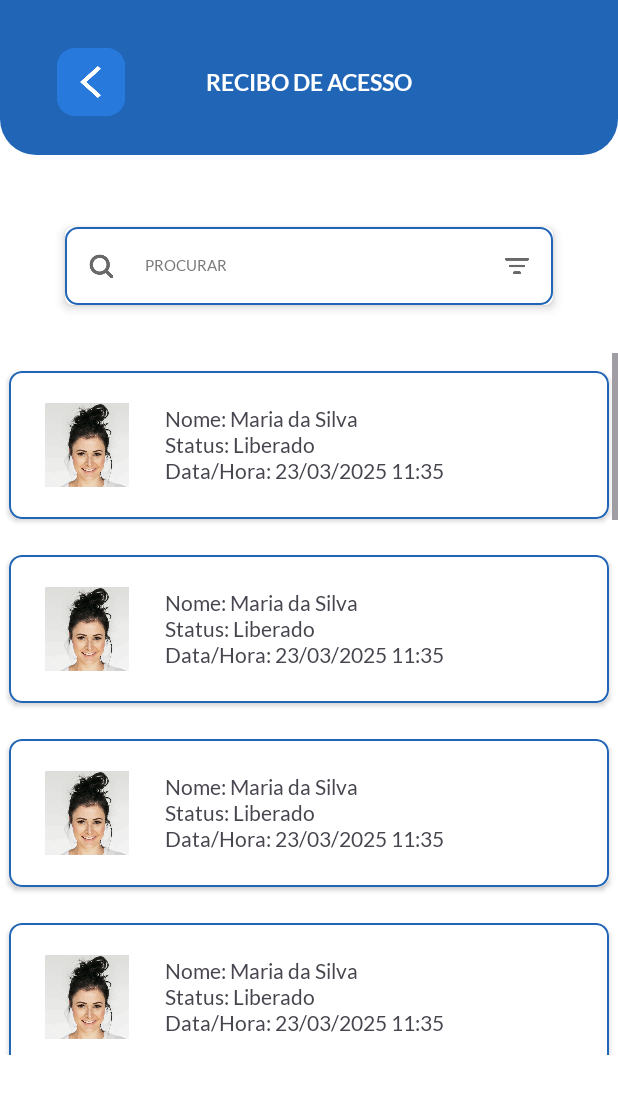
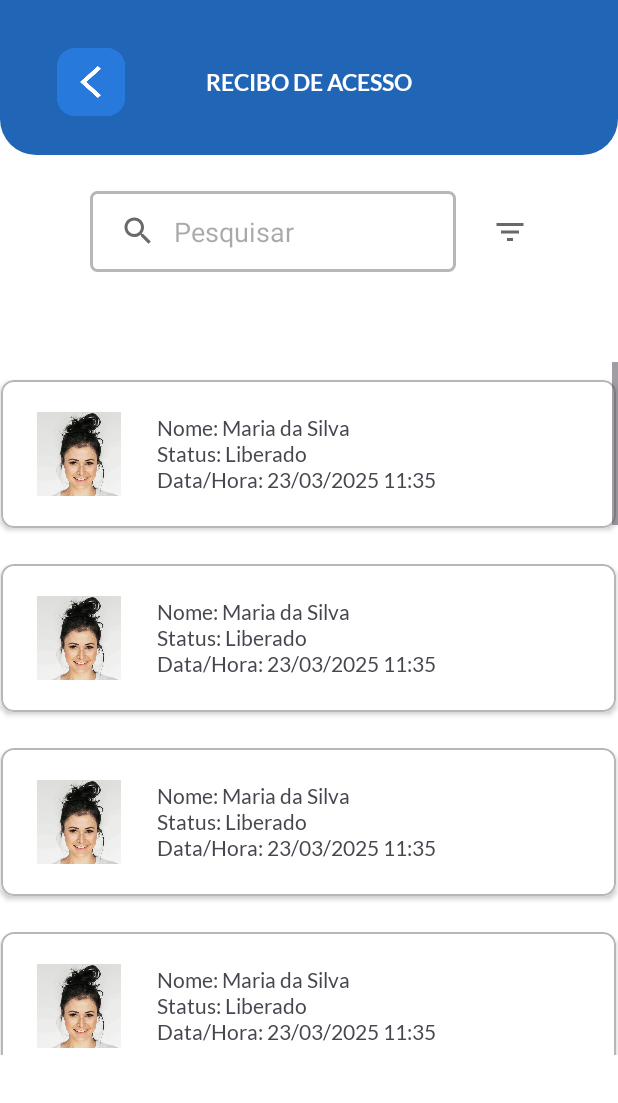
Before and after one commit to JrCGO/FaceGate, an Android app: the ListAcess screen opened directly, with no data from a screen before it, on a phone screen of 412 x 824 dp, the part 133-1236 px from its top. Run offline under Robolectric (Android 15) with nearby library versions, the phone set to English and light mode, and no system bars.

Commit message:
Criação | Lista de Acesso + Filtro

```diff
--- a/app/build.gradle.kts
+++ b/app/build.gradle.kts
@@ -40,6 +40,7 @@ dependencies {
     implementation(libs.androidx.core.ktx)
     implementation(libs.androidx.appcompat)
     implementation(libs.material)
+    implementation ("com.google.android.material:material:1.9.0")
     implementation(libs.androidx.activity)
     implementation(libs.androidx.constraintlayout)
     testImplementation(libs.junit)
--- a/app/src/main/java/com/ahards/facegate/ListAcess.kt
+++ b/app/src/main/java/com/ahards/facegate/ListAcess.kt
@@ -2,7 +2,9 @@ package com.ahards.facegate
 
 import android.content.Intent
 import android.os.Bundle
+import android.view.View
 import android.widget.ImageView
+import android.widget.RadioGroup
 import androidx.appcompat.app.AppCompatActivity
 
 class ListAcess : AppCompatActivity() {
@@ -19,7 +21,17 @@ class ListAcess : AppCompatActivity() {
             overridePendingTransition(R.anim.basic_in, R.anim.basic_out)
         }
 
+        val iconMenuFilter = findViewById<ImageView>(R.id.icon_menu_filter)
+        val radioGroup = findViewById<RadioGroup>(R.id.radioGroup)
 
+        iconMenuFilter.setOnClickListener {
+            // Alternar visibilidade do RadioGroup
+            if (radioGroup.visibility == View.GONE) {
+                radioGroup.visibility = View.VISIBLE
+            } else {
+                radioGroup.visibility = View.GONE
+            }
+        }
 
     }
 }
--- /dev/null
+++ b/app/src/main/res/color/card_color_selector.xml
@@ -0,0 +1,8 @@
+<?xml version="1.0" encoding="utf-8"?>
+<selector xmlns:android="http://schemas.android.com/apk/res/android">
+    <!-- Cor quando pressionado (clicado) -->
+    <item android:color="#0D478C" android:state_pressed="true"/>
+
+    <!-- Cor padrão (quando não está pressionado) -->
+    <item android:color="@android:color/transparent"/>
+</selector>
--- /dev/null
+++ b/app/src/main/res/drawable/background_pesquisar.xml
@@ -0,0 +1,6 @@
+<?xml version="1.0" encoding="utf-8"?>
+<shape xmlns:android="http://schemas.android.com/apk/res/android" android:shape="rectangle">
+    <solid android:color="@android:color/transparent"/> <!-- Fundo transparente -->
+    <stroke android:width="2dp" android:color="#B7B7B7"/> <!-- Borda branca -->
+    <corners android:radius="4dp"/> <!-- Cantos arredondados -->
+</shape>
--- a/app/src/main/res/drawable/border_card_func.xml
+++ b/app/src/main/res/drawable/border_card_func.xml
@@ -4,5 +4,5 @@
     <solid android:color="@android:color/transparent" />
     <stroke
         android:width="1dp"
-        android:color="@color/btnColor" />
+        android:color="#B7B7B7" />
 </shape>
--- /dev/null
+++ b/app/src/main/res/drawable/icon_menu_filter.xml
@@ -0,0 +1,5 @@
+<vector xmlns:android="http://schemas.android.com/apk/res/android" android:height="24dp" android:tint="#696969" android:viewportHeight="24" android:viewportWidth="24" android:width="24dp">
+
+    <path android:fillColor="@android:color/white" android:pathData="M10,18h4v-2h-4v2zM3,6v2h18L21,6L3,6zM6,13h12v-2L6,11v2z"/>
+
+</vector>
--- /dev/null
+++ b/app/src/main/res/drawable/icon_menu_search.xml
@@ -0,0 +1,5 @@
+<vector xmlns:android="http://schemas.android.com/apk/res/android" android:height="24dp" android:tint="#696969" android:viewportHeight="24" android:viewportWidth="24" android:width="24dp">
+
+    <path android:fillColor="@android:color/white" android:pathData="M15.5,14h-0.79l-0.28,-0.27C15.41,12.59 16,11.11 16,9.5 16,5.91 13.09,3 9.5,3S3,5.91 3,9.5 5.91,16 9.5,16c1.61,0 3.09,-0.59 4.23,-1.57l0.27,0.28v0.79l5,4.99L20.49,19l-4.99,-5zM9.5,14C7.01,14 5,11.99 5,9.5S7.01,5 9.5,5 14,7.01 14,9.5 11.99,14 9.5,14z"/>
+
+</vector>
--- a/app/src/main/res/layout/listacess.xml
+++ b/app/src/main/res/layout/listacess.xml
@@ -3,8 +3,8 @@
     xmlns:app="http://schemas.android.com/apk/res-auto"
     xmlns:tools="http://schemas.android.com/tools"
     android:layout_width="match_parent"
-    android:background="@color/White"
-    android:layout_height="match_parent">
+    android:layout_height="match_parent"
+    android:background="@color/White">
 
     <!-- Background Azul -->
     <View
@@ -44,65 +44,105 @@
         android:layout_width="wrap_content"
         android:layout_height="wrap_content"
         android:fontFamily="@font/lato_bold"
+        android:text="RECIBO DE ACESSO"
         android:textColor="@color/White"
         android:textSize="15sp"
-        android:text="RECIBO DE ACESSO"
         app:layout_constraintBottom_toBottomOf="@+id/btn_menu_arrow"
         app:layout_constraintEnd_toEndOf="@+id/view"
         app:layout_constraintStart_toStartOf="@+id/view"
         app:layout_constraintTop_toTopOf="@+id/btn_menu_arrow" />
 
     <!-- Card: Pesquisar -->
-    <androidx.cardview.widget.CardView
-        android:id="@+id/cardView2"
-        android:layout_width="488px"
-        android:layout_height="78px"
-        android:layout_marginTop="48dp"
-        app:cardCornerRadius="5dp"
-        app:cardElevation="4dp"
+    <androidx.constraintlayout.widget.ConstraintLayout
+        android:id="@+id/constraintLayout"
+        android:layout_width="0dp"
+        android:layout_height="0dp"
+        app:layout_constraintBottom_toTopOf="@+id/scrollView2"
         app:layout_constraintEnd_toEndOf="parent"
         app:layout_constraintStart_toStartOf="parent"
         app:layout_constraintTop_toBottomOf="@+id/view">
 
-        <LinearLayout
-            android:layout_width="488px"
-            android:layout_height="match_parent"
-            android:background="@drawable/border_card_func"
-            android:gravity="center_vertical"
+        <EditText
+            android:id="@+id/caixaSearch"
+            android:layout_width="0dp"
+            android:layout_height="54dp"
+            android:layout_marginStart="60dp"
+            android:layout_marginTop="24dp"
+            android:layout_marginEnd="24dp"
+            android:background="@drawable/background_pesquisar"
+            android:drawableStart="@drawable/icon_menu_search"
+            android:drawablePadding="12dp"
+            android:ems="10"
+            android:hint="Pesquisar"
+            android:inputType="text"
+            android:paddingStart="20dp"
+            android:paddingEnd="20dp"
+            app:layout_constraintBottom_toBottomOf="parent"
+            app:layout_constraintEnd_toStartOf="@+id/icon_menu_filter"
+            app:layout_constraintStart_toStartOf="parent"
+            app:layout_constraintTop_toTopOf="parent"
+            app:layout_constraintVertical_bias="0.0" />
+
+        <ImageView
+            android:id="@+id/icon_menu_filter"
+            android:layout_width="wrap_content"
+            android:layout_height="wrap_content"
+            android:layout_marginEnd="60dp"
+            app:layout_constraintBottom_toBottomOf="@+id/caixaSearch"
+            app:layout_constraintEnd_toEndOf="parent"
+            app:layout_constraintTop_toTopOf="@+id/caixaSearch"
+            app:srcCompat="@drawable/icon_menu_filter" />
+
+        <RadioGroup
+            android:id="@+id/radioGroup"
+            android:layout_width="wrap_content"
+            android:layout_height="wrap_content"
+            android:layout_marginTop="8dp"
             android:orientation="horizontal"
-            android:paddingStart="16dp"
-            android:paddingEnd="16dp">
+            android:visibility="invisible"
+            app:layout_constraintBottom_toBottomOf="parent"
+            app:layout_constraintStart_toStartOf="@+id/caixaSearch"
+            app:layout_constraintTop_toBottomOf="@+id/caixaSearch">
 
-            <ImageView
-                android:layout_width="24px"
-                android:layout_height="24px"
-                android:src="@drawable/icon_menu_lupa" />
+            <RadioButton
+                android:id="@+id/radioButton1"
+                android:layout_width="wrap_content"
+                android:layout_height="wrap_content"
+                android:layout_marginEnd="8dp"
+                android:text="LIBERADO"
+                android:textSize="12sp" />
 
-            <TextView
-                android:layout_width="0dp"
+            <RadioButton
+                android:id="@+id/radioButton2"
+                android:layout_width="wrap_content"
                 android:layout_height="wrap_content"
-                android:layout_marginStart="32px"
-                android:layout_weight="1"
-                android:fontFamily="@font/lato_regular"
-                android:text="PROCURAR"
-                android:textColor="@color/textColor"
-                android:textSize="10sp" />
+                android:layout_marginEnd="8dp"
+                android:text="NÃO RECONHECIDO"
+                android:textSize="12sp" />
 
-            <ImageView
-                android:layout_width="24px"
-                android:layout_height="24px"
-                android:src="@drawable/icon_menu_filtro" />
-        </LinearLayout>
+            <RadioButton
+                android:id="@+id/radioButton3"
+                android:layout_width="wrap_content"
+                android:layout_height="wrap_content"
+                android:layout_marginEnd="8dp"
+                android:text="BLOQUEADO"
+                android:textSize="12sp" />
 
-    </androidx.cardview.widget.CardView>
+        </RadioGroup>
+
+
+
+    </androidx.constraintlayout.widget.ConstraintLayout>
 
     <ScrollView
+        android:id="@+id/scrollView2"
         android:layout_width="match_parent"
         android:layout_height="0dp"
-        android:layout_marginTop="32dp"
+        android:layout_marginTop="330dp"
         android:layout_marginBottom="32dp"
         app:layout_constraintBottom_toBottomOf="parent"
-        app:layout_constraintTop_toBottomOf="@+id/cardView2">
+        app:layout_constraintTop_toTopOf="parent"
+        app:layout_constraintVertical_bias="0.51">
 
         <LinearLayout
             android:layout_width="match_parent"
@@ -112,7 +152,7 @@
 
             <androidx.cardview.widget.CardView
                 android:id="@+id/cardView"
-                android:layout_width="600px"
+                android:layout_width="410dp"
                 android:layout_height="148px"
                 android:layout_gravity="center"
                 android:layout_marginTop="12dp"
@@ -174,7 +214,7 @@
             <!-- Card: Funionário -->
             <androidx.cardview.widget.CardView
                 android:id="@+id/cardView"
-                android:layout_width="600px"
+                android:layout_width="410dp"
                 android:layout_height="148px"
                 android:layout_gravity="center"
                 android:layout_marginTop="12dp"
@@ -236,7 +276,7 @@
             <!-- Card: Funionário -->
             <androidx.cardview.widget.CardView
                 android:id="@+id/cardView"
-                android:layout_width="600px"
+                android:layout_width="410dp"
                 android:layout_height="148px"
                 android:layout_gravity="center"
                 android:layout_marginTop="12dp"
@@ -298,7 +338,7 @@
             <!-- Card: Funionário -->
             <androidx.cardview.widget.CardView
                 android:id="@+id/cardView"
-                android:layout_width="600px"
+                android:layout_width="410dp"
                 android:layout_height="148px"
                 android:layout_gravity="center"
                 android:layout_marginTop="12dp"
@@ -360,7 +400,7 @@
             <!-- Card: Funionário -->
             <androidx.cardview.widget.CardView
                 android:id="@+id/cardView"
-                android:layout_width="600px"
+                android:layout_width="410dp"
                 android:layout_height="148px"
                 android:layout_gravity="center"
                 android:layout_marginTop="12dp"
@@ -422,7 +462,7 @@
             <!-- Card: Funionário -->
             <androidx.cardview.widget.CardView
                 android:id="@+id/cardView"
-                android:layout_width="600px"
+                android:layout_width="410dp"
                 android:layout_height="148px"
                 android:layout_gravity="center"
                 android:layout_marginTop="12dp"
@@ -484,7 +524,7 @@
             <!-- Card: Funionário -->
             <androidx.cardview.widget.CardView
                 android:id="@+id/cardView"
-                android:layout_width="600px"
+                android:layout_width="410dp"
                 android:layout_height="148px"
                 android:layout_gravity="center"
                 android:layout_marginTop="12dp"
@@ -546,7 +586,7 @@
             <!-- Card: Funionário -->
             <androidx.cardview.widget.CardView
                 android:id="@+id/cardView"
-                android:layout_width="600px"
+                android:layout_width="410dp"
                 android:layout_height="148px"
                 android:layout_gravity="center"
                 android:layout_marginTop="12dp"
@@ -608,7 +648,7 @@
             <!-- Card: Funionário -->
             <androidx.cardview.widget.CardView
                 android:id="@+id/cardView"
-                android:layout_width="600px"
+                android:layout_width="410dp"
                 android:layout_height="148px"
                 android:layout_gravity="center"
                 android:layout_marginTop="12dp"
@@ -670,7 +710,7 @@
             <!-- Card: Funionário -->
             <androidx.cardview.widget.CardView
                 android:id="@+id/cardView"
-                android:layout_width="600px"
+                android:layout_width="410dp"
                 android:layout_height="148px"
                 android:layout_gravity="center"
                 android:layout_marginTop="12dp"
@@ -732,7 +772,7 @@
             <!-- Card: Funionário -->
             <androidx.cardview.widget.CardView
                 android:id="@+id/cardView"
-                android:layout_width="600px"
+                android:layout_width="410dp"
                 android:layout_height="148px"
                 android:layout_gravity="center"
                 android:layout_marginTop="12dp"
@@ -794,7 +834,7 @@
             <!-- Card: Funionário -->
             <androidx.cardview.widget.CardView
                 android:id="@+id/cardView"
-                android:layout_width="600px"
+                android:layout_width="410dp"
                 android:layout_height="148px"
                 android:layout_gravity="center"
                 android:layout_marginTop="12dp"
@@ -856,7 +896,7 @@
             <!-- Card: Funionário -->
             <androidx.cardview.widget.CardView
                 android:id="@+id/cardView"
-                android:layout_width="600px"
+                android:layout_width="410dp"
                 android:layout_height="148px"
                 android:layout_gravity="center"
                 android:layout_marginTop="12dp"
@@ -918,7 +958,7 @@
             <!-- Card: Funionário -->
             <androidx.cardview.widget.CardView
                 android:id="@+id/cardView"
-                android:layout_width="600px"
+                android:layout_width="410dp"
                 android:layout_height="148px"
                 android:layout_gravity="center"
                 android:layout_marginTop="12dp"
@@ -980,7 +1020,7 @@
             <!-- Card: Funionário -->
             <androidx.cardview.widget.CardView
                 android:id="@+id/cardView"
-                android:layout_width="600px"
+                android:layout_width="410dp"
                 android:layout_height="148px"
                 android:layout_gravity="center"
                 android:layout_marginTop="12dp"
@@ -1042,7 +1082,7 @@
             <!-- Card: Funionário -->
             <androidx.cardview.widget.CardView
                 android:id="@+id/cardView"
-                android:layout_width="600px"
+                android:layout_width="410dp"
                 android:layout_height="148px"
                 android:layout_gravity="center"
                 android:layout_marginTop="12dp"
--- a/app/src/main/res/layout/mainactivity.xml
+++ b/app/src/main/res/layout/mainactivity.xml
@@ -57,7 +57,7 @@
         android:fontFamily="@font/axiforma_regular"
         android:text="Dia e Mês"
         android:textColor="@color/textColor"
-        android:textSize="14sp"
+        android:textSize="20sp"
         app:layout_constraintBottom_toTopOf="@+id/textClock"
         app:layout_constraintEnd_toEndOf="@+id/circle_main"
         app:layout_constraintStart_toStartOf="@+id/circle_main"
@@ -72,7 +72,7 @@
         android:text="Dia da semana"
         android:textColor="@color/textColor"
         android:fontFamily="@font/axiforma_regular"
-        android:textSize="14sp"
+        android:textSize="20sp"
         app:layout_constraintBottom_toBottomOf="@+id/circle_main"
         app:layout_constraintEnd_toEndOf="parent"
         app:layout_constraintStart_toStartOf="parent"
@@ -85,7 +85,7 @@
         android:layout_height="wrap_content"
         android:fontFamily="@font/axiforma_bold"
         android:textColor="@color/textColor"
-        android:textSize="44sp"
+        android:textSize="64sp"
         app:layout_constraintBottom_toBottomOf="@+id/circle_main"
         app:layout_constraintEnd_toEndOf="@+id/circle_main"
         app:layout_constraintStart_toStartOf="@+id/circle_main"
--- a/app/src/main/res/layout/menuactivity.xml
+++ b/app/src/main/res/layout/menuactivity.xml
@@ -7,12 +7,6 @@
     android:layout_height="match_parent">
 
     <!-- Background Azul -->
-    <TextView
-        android:id="@+id/textView"
-        android:layout_width="wrap_content"
-        android:layout_height="wrap_content"
-        android:text="    &lt;!-- Card: Funionário -->" />
-
     <View
         android:id="@+id/view"
         android:layout_width="wrap_content"
@@ -64,7 +58,7 @@
         android:id="@+id/cardBasic"
         android:layout_width="wrap_content"
         android:layout_height="wrap_content"
-        android:layout_marginTop="52dp"
+        android:layout_marginTop="38dp"
         android:background="@drawable/background_list_menu"
         android:orientation="vertical"
         app:layout_constraintEnd_toEndOf="parent"
@@ -75,13 +69,13 @@
         <androidx.cardview.widget.CardView
             android:id="@+id/menu_btn_listAcess"
             android:layout_width="560px"
-            android:layout_height="52px"
+            android:layout_height="68px"
             android:layout_marginStart="24px"
-            app:cardBackgroundColor="@android:color/transparent"
-            app:cardCornerRadius="0dp"
-            app:cardElevation="0dp"
             android:layout_marginTop="24px"
             android:layout_marginEnd="24px"
+            app:cardBackgroundColor="@color/card_color_selector"
+            app:cardCornerRadius="4dp"
+            app:cardElevation="0dp"
             app:layout_constraintEnd_toEndOf="parent"
             app:layout_constraintStart_toStartOf="parent"
             app:layout_constraintTop_toBottomOf="@+id/view">
@@ -129,13 +123,13 @@
         <androidx.cardview.widget.CardView
             android:id="@+id/menu_btn_ListFuncionario"
             android:layout_width="560px"
-            android:layout_height="52px"
+            android:layout_height="68px"
             android:layout_marginStart="24px"
             android:layout_marginTop="24px"
             android:layout_marginEnd="24px"
             android:layout_marginBottom="24px"
-            app:cardBackgroundColor="@android:color/transparent"
-            app:cardCornerRadius="0dp"
+            app:cardBackgroundColor="@color/card_color_selector"
+            app:cardCornerRadius="4dp"
             app:cardElevation="0dp"
             app:layout_constraintEnd_toEndOf="parent"
             app:layout_constraintStart_toStartOf="parent"
@@ -199,11 +193,11 @@
         <androidx.cardview.widget.CardView
             android:id="@+id/menu_btn_RedeConexao"
             android:layout_width="560px"
-            android:layout_height="52px"
+            android:layout_height="68px"
             android:layout_marginStart="24px"
             android:layout_marginTop="24px"
             android:layout_marginEnd="24px"
-            app:cardBackgroundColor="@android:color/transparent"
+            app:cardBackgroundColor="@color/card_color_selector"
             app:cardCornerRadius="0dp"
             app:cardElevation="0dp"
             app:layout_constraintEnd_toEndOf="parent"
@@ -254,11 +248,11 @@
         <androidx.cardview.widget.CardView
             android:id="@+id/menu_btn_InfoSistema"
             android:layout_width="560px"
-            android:layout_height="52px"
+            android:layout_height="68px"
             android:layout_marginStart="24px"
             android:layout_marginTop="24px"
             android:layout_marginEnd="24px"
-            app:cardBackgroundColor="@android:color/transparent"
+            app:cardBackgroundColor="@color/card_color_selector"
             app:cardCornerRadius="0dp"
             app:cardElevation="0dp"
             app:layout_constraintEnd_toEndOf="parent"
@@ -309,12 +303,12 @@
         <androidx.cardview.widget.CardView
             android:id="@+id/menu_btn_ConfigGerais"
             android:layout_width="560px"
-            android:layout_height="52px"
+            android:layout_height="68px"
             android:layout_marginStart="24px"
             android:layout_marginTop="24px"
             android:layout_marginEnd="24px"
             android:layout_marginBottom="24px"
-            app:cardBackgroundColor="@android:color/transparent"
+            app:cardBackgroundColor="@color/card_color_selector"
             app:cardCornerRadius="0dp"
             app:cardElevation="0dp"
             app:layout_constraintEnd_toEndOf="parent"
@@ -369,7 +363,7 @@
         android:id="@+id/cardRestrito"
         android:layout_width="wrap_content"
         android:layout_height="wrap_content"
-        android:layout_marginBottom="52dp"
+        android:layout_marginBottom="38dp"
         android:background="@drawable/background_list_menu"
         android:orientation="vertical"
         app:layout_constraintBottom_toBottomOf="parent"
@@ -380,11 +374,11 @@
         <androidx.cardview.widget.CardView
             android:id="@+id/menu_btn_Producao"
             android:layout_width="560px"
-            android:layout_height="52px"
+            android:layout_height="68px"
             android:layout_marginStart="24px"
             android:layout_marginTop="24px"
             android:layout_marginEnd="24px"
-            app:cardBackgroundColor="@android:color/transparent"
+            app:cardBackgroundColor="@color/card_color_selector"
             app:cardCornerRadius="0dp"
             app:cardElevation="0dp"
             app:layout_constraintEnd_toEndOf="parent"
@@ -435,11 +429,11 @@
         <androidx.cardview.widget.CardView
             android:id="@+id/menu_btn_Tecnico"
             android:layout_width="560px"
-            android:layout_height="52px"
+            android:layout_height="68px"
             android:layout_marginStart="24px"
             android:layout_marginTop="24px"
             android:layout_marginEnd="24px"
-            app:cardBackgroundColor="@android:color/transparent"
+            app:cardBackgroundColor="@color/card_color_selector"
             app:cardCornerRadius="0dp"
             app:cardElevation="0dp"
             app:layout_constraintEnd_toEndOf="parent"
@@ -490,12 +484,12 @@
         <androidx.cardview.widget.CardView
             android:id="@+id/menu_btn_Restrito"
             android:layout_width="560px"
-            android:layout_height="52px"
+            android:layout_height="68px"
             android:layout_marginStart="24px"
             android:layout_marginTop="24px"
             android:layout_marginEnd="24px"
             android:layout_marginBottom="24px"
-            app:cardBackgroundColor="@android:color/transparent"
+            app:cardBackgroundColor="@color/card_color_selector"
             app:cardCornerRadius="0dp"
             app:cardElevation="0dp"
             app:layout_constraintEnd_toEndOf="parent"
```
